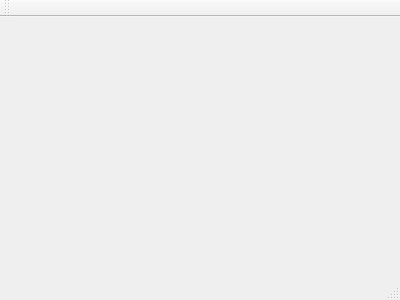
Above: mainwindow.ui from cmdIrelia/ConnectorAdvisor before the change. Below: the same form after it.
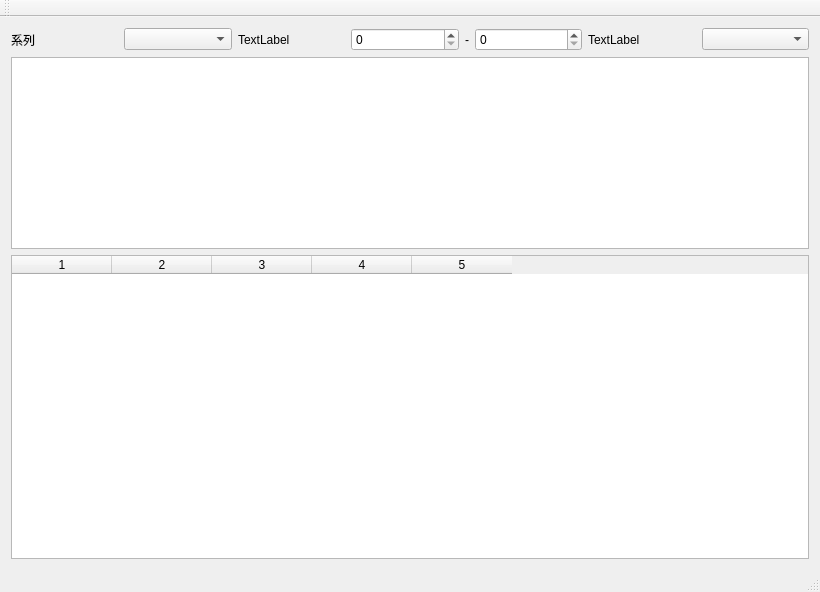
That is the form after the change.

Commit message: ui series_list_widget

```diff
--- a/mainwindow.ui
+++ b/mainwindow.ui
@@ -1,24 +1,157 @@
 <ui version="4.0">
  <class>MainWindow</class>
- <widget class="QMainWindow" name="MainWindow" >
-  <property name="geometry" >
+ <widget class="QMainWindow" name="MainWindow">
+  <property name="geometry">
    <rect>
     <x>0</x>
     <y>0</y>
-    <width>400</width>
-    <height>300</height>
+    <width>820</width>
+    <height>592</height>
    </rect>
   </property>
   <property name="windowTitle" >
    <string>MainWindow</string>
   </property>
-  <widget class="QMenuBar" name="menuBar" />
-  <widget class="QToolBar" name="mainToolBar" />
-  <widget class="QWidget" name="centralWidget" />
-  <widget class="QStatusBar" name="statusBar" />
+  <widget class="QWidget" name="centralWidget">
+   <layout class="QGridLayout" name="gridLayout">
+    <item row="0" column="1">
+     <layout class="QVBoxLayout" name="verticalLayout" stretch="1,0,100">
+      <item>
+       <layout class="QHBoxLayout" name="horizontalLayout_2">
+        <item>
+         <widget class="QLabel" name="label">
+          <property name="sizePolicy">
+           <sizepolicy hsizetype="Expanding" vsizetype="Preferred">
+            <horstretch>0</horstretch>
+            <verstretch>0</verstretch>
+           </sizepolicy>
+          </property>
+          <property name="text">
+           <string>系列</string>
+          </property>
+         </widget>
+        </item>
+        <item>
+         <widget class="QComboBox" name="comboBox_series">
+          <property name="sizePolicy">
+           <sizepolicy hsizetype="Expanding" vsizetype="Fixed">
+            <horstretch>0</horstretch>
+            <verstretch>0</verstretch>
+           </sizepolicy>
+          </property>
+         </widget>
+        </item>
+        <item>
+         <widget class="QLabel" name="label_2">
+          <property name="sizePolicy">
+           <sizepolicy hsizetype="Expanding" vsizetype="Preferred">
+            <horstretch>0</horstretch>
+            <verstretch>0</verstretch>
+           </sizepolicy>
+          </property>
+          <property name="text">
+           <string>TextLabel</string>
+          </property>
+         </widget>
+        </item>
+        <item>
+         <widget class="QSpinBox" name="spinBox">
+          <property name="sizePolicy">
+           <sizepolicy hsizetype="Expanding" vsizetype="Fixed">
+            <horstretch>0</horstretch>
+            <verstretch>0</verstretch>
+           </sizepolicy>
+          </property>
+         </widget>
+        </item>
+        <item>
+         <widget class="QLabel" name="label_4">
+          <property name="sizePolicy">
+           <sizepolicy hsizetype="Minimum" vsizetype="Minimum">
+            <horstretch>0</horstretch>
+            <verstretch>0</verstretch>
+           </sizepolicy>
+          </property>
+          <property name="text">
+           <string>-</string>
+          </property>
+         </widget>
+        </item>
+        <item>
+         <widget class="QSpinBox" name="spinBox_2">
+          <property name="sizePolicy">
+           <sizepolicy hsizetype="Expanding" vsizetype="Fixed">
+            <horstretch>0</horstretch>
+            <verstretch>0</verstretch>
+           </sizepolicy>
+          </property>
+         </widget>
+        </item>
+        <item>
+         <widget class="QLabel" name="label_3">
+          <property name="sizePolicy">
+           <sizepolicy hsizetype="Expanding" vsizetype="Preferred">
+            <horstretch>0</horstretch>
+            <verstretch>0</verstretch>
+           </sizepolicy>
+          </property>
+          <property name="text">
+           <string>TextLabel</string>
+          </property>
+         </widget>
+        </item>
+        <item>
+         <widget class="QComboBox" name="comboBox_3">
+          <property name="sizePolicy">
+           <sizepolicy hsizetype="Expanding" vsizetype="Fixed">
+            <horstretch>0</horstretch>
+            <verstretch>0</verstretch>
+           </sizepolicy>
+          </property>
+         </widget>
+        </item>
+       </layout>
+      </item>
+      <item>
+       <widget class="QListWidget" name="listWidget_series"/>
+      </item>
+      <item>
+       <widget class="QTableWidget" name="tableWidget">
+        <property name="columnCount">
+         <number>5</number>
+        </property>
+        <column/>
+        <column/>
+        <column/>
+        <column/>
+        <column/>
+       </widget>
+      </item>
+     </layout>
+    </item>
+   </layout>
+  </widget>
+  <widget class="QMenuBar" name="menuBar">
+   <property name="geometry">
+    <rect>
+     <x>0</x>
+     <y>0</y>
+     <width>820</width>
+     <height>23</height>
+    </rect>
+   </property>
+  </widget>
+  <widget class="QToolBar" name="mainToolBar">
+   <attribute name="toolBarArea">
+    <enum>TopToolBarArea</enum>
+   </attribute>
+   <attribute name="toolBarBreak">
+    <bool>false</bool>
+   </attribute>
+  </widget>
+  <widget class="QStatusBar" name="statusBar"/>
  </widget>
- <layoutDefault spacing="6" margin="11" />
- <pixmapfunction></pixmapfunction>
+ <layoutdefault spacing="6" margin="11"/>
  <resources/>
  <connections/>
 </ui>
```
Left out of the diff: 3 changed lines with no effect on the pictures. The commit also changes 2 other files.
